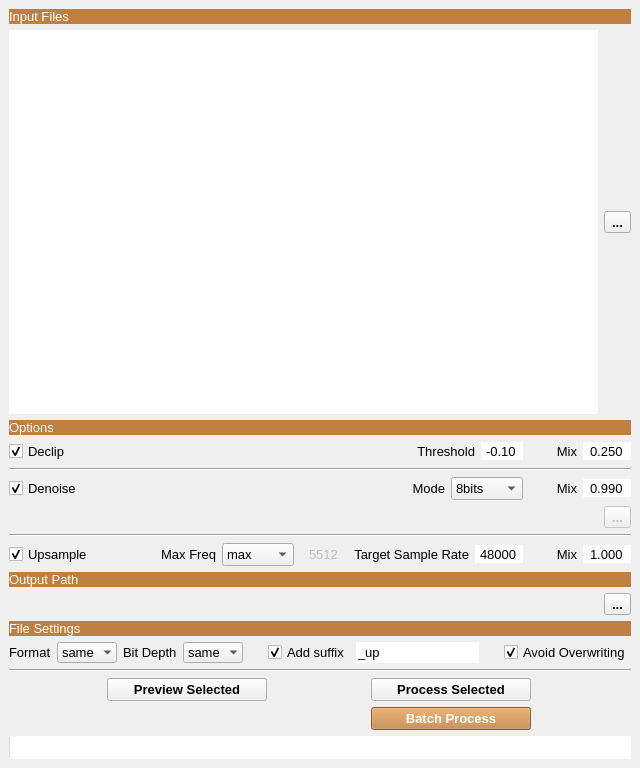
Before: the Qt Designer form tools/UI/upsample_tool.ui in robotmitchum/sample_tools, drawn with Qt 5.
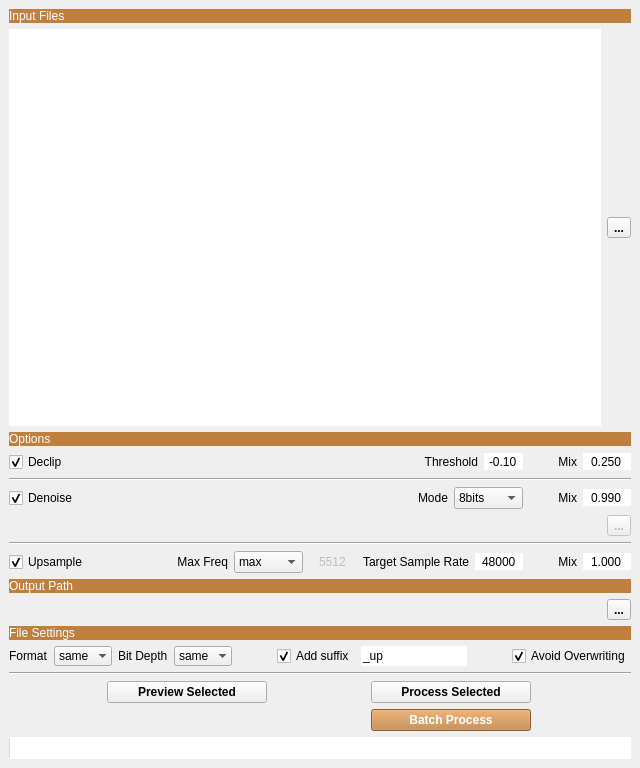
After: the same form once the commit is applied.

Commit message: - New tool: "DR-DS" - Overhaul of the UI, removed the need for QDarkstyle - Misc fixes and improvements

The edit to the form file:
```diff
--- a/tools/UI/upsample_tool.ui
+++ b/tools/UI/upsample_tool.ui
@@ -10,13 +10,6 @@
     <height>768</height>
    </rect>
   </property>
-  <property name="font">
-   <font>
-    <pointsize>10</pointsize>
-    <strikeout>false</strikeout>
-    <stylestrategy>PreferAntialias</stylestrategy>
-   </font>
-  </property>
   <property name="windowTitle">
    <string>Upsample Tool</string>
   </property>
```
The commit also changes 48 other files.
